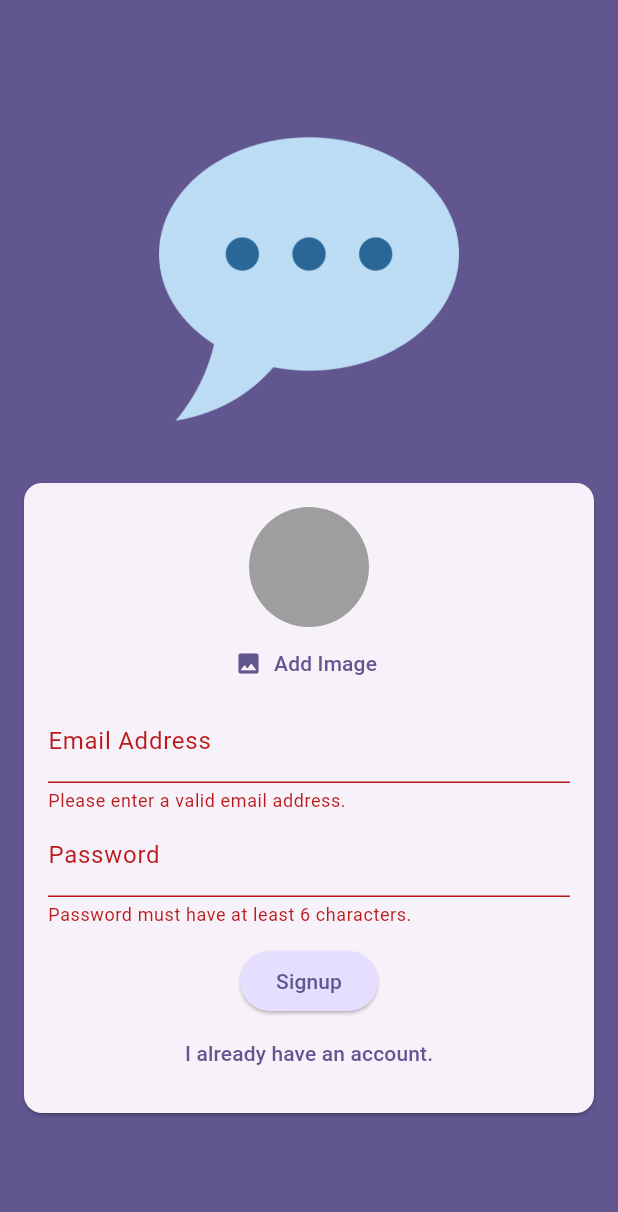
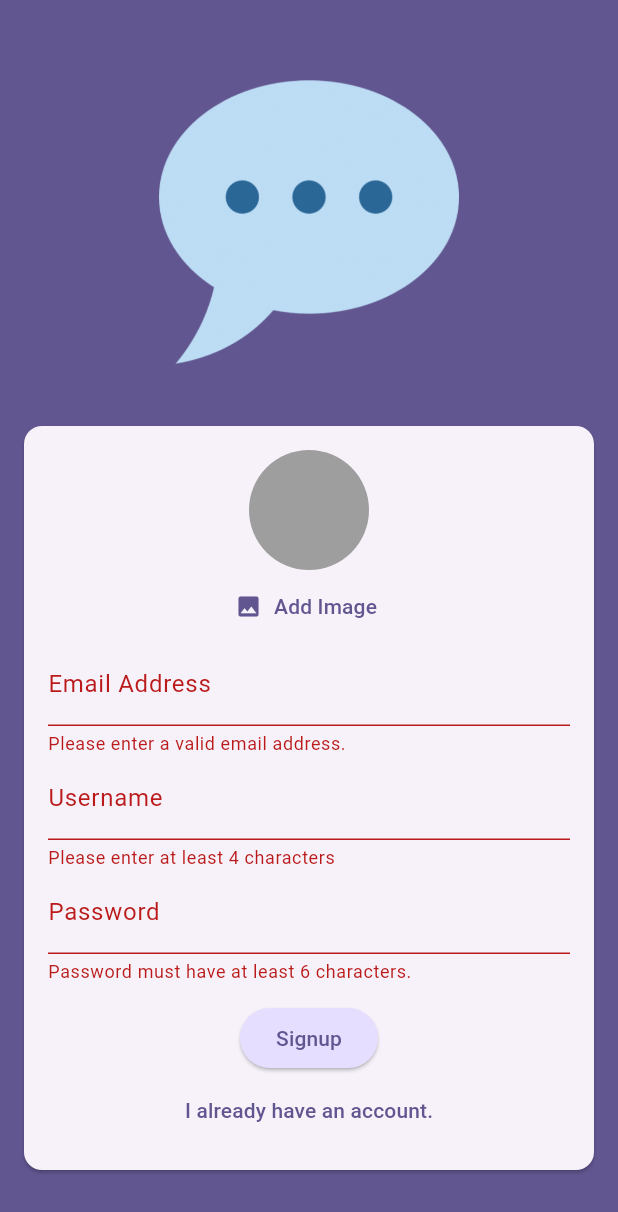
Before and after one commit to franciscovidalsantos/LearningFlutterAndDart, a Flutter app: the screen it shows after launch, after a tap on "Login", after a tap on "Create an Account", after a tap on "Signup", on a phone screen of 412 x 824 dp. Shown: the top 1212 px of the screen. Run offline on Flutter 3.47's test engine with Material 3 defaults, Android fonts, the phone set to English and light mode, and no system bars; our stand-ins replace cloud_firestore, firebase_auth, firebase_core, firebase_storage, flutter_riverpod, google_fonts and 6 more; missing offline and left inert: fading_edge_scrollview; accounts and stored records are empty; generated files the repository leaves out were written again.

Commit message:
adding a new username field when signing up
- implemented the new username field on auth screen when the use is signing up.

```diff
--- a/chat_app/lib/screens/auth.dart
+++ b/chat_app/lib/screens/auth.dart
@@ -1,6 +1,7 @@
 import 'dart:io';
 
 import 'package:chat_app/widgets/user_image_picker.dart';
+import 'package:cloud_firestore/cloud_firestore.dart';
 import 'package:firebase_storage/firebase_storage.dart';
 import 'package:flutter/material.dart';
 import "package:firebase_auth/firebase_auth.dart";
@@ -17,6 +18,7 @@ class _AuthScreenState extends State<AuthScreen> {
   final _form = GlobalKey<FormState>();
   var _isLogin = true;
   var _enteredEmail = "";
+  var _enteredUsername = "";
   var _enteredPassword = "";
   var _isAuthenticating = false;
 
@@ -56,6 +58,15 @@ class _AuthScreenState extends State<AuthScreen> {
         // display the uploaded image
         final imageUrl = await storageRef.getDownloadURL();
         print(imageUrl);
+
+        await FirebaseFirestore.instance
+            .collection("users")
+            .doc(userCredentials.user!.uid)
+            .set({
+              "username": _enteredUsername,
+              "email": _enteredEmail,
+              "image_url": imageUrl,
+            });
       }
     } on FirebaseAuthException catch (e) {
       if (e.code == "email-already-in-use") {}
@@ -119,6 +130,24 @@ class _AuthScreenState extends State<AuthScreen> {
                               _enteredEmail = value!;
                             },
                           ),
+                          if (!_isLogin)
+                            TextFormField(
+                              decoration: InputDecoration(
+                                label: Text("Username"),
+                              ),
+                              enableSuggestions: false,
+                              validator: (value) {
+                                if (value == null ||
+                                    value.isEmpty ||
+                                    value.trim().length < 4) {
+                                  return "Please enter at least 4 characters";
+                                }
+                                return null;
+                              },
+                              onSaved: (value) {
+                                _enteredUsername = value!;
+                              },
+                            ),
                           TextFormField(
                             decoration: InputDecoration(
                               label: Text("Password"),
--- a/chat_app/pubspec.yaml
+++ b/chat_app/pubspec.yaml
@@ -38,6 +38,7 @@ dependencies:
   firebase_auth: ^5.5.3
   firebase_storage: ^12.4.5
   image_picker: ^1.1.2
+  cloud_firestore: ^5.6.7
 
 
 
```
Also changed, not shown: 1 other file.
